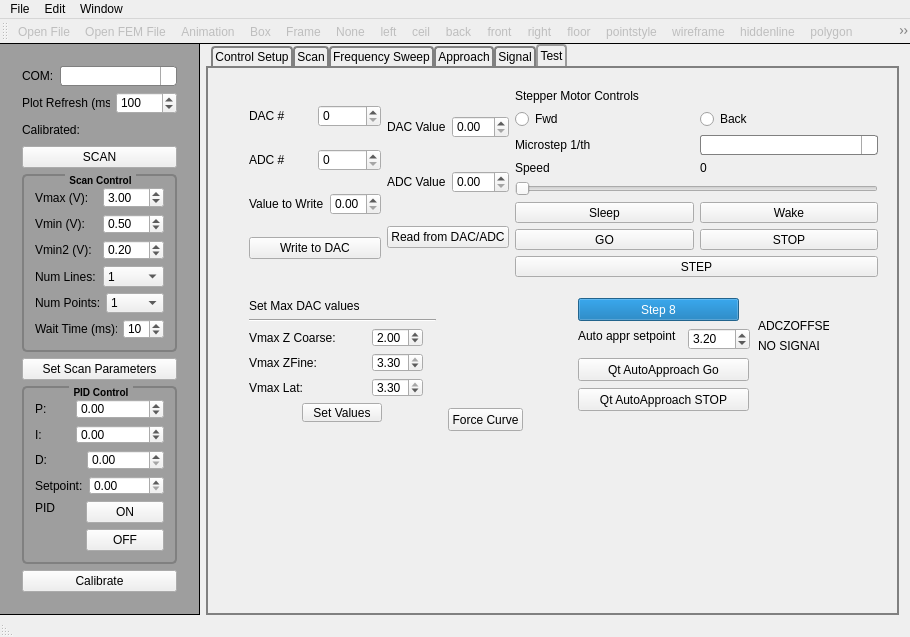
The window that gui/mainwindow.ui (neil-sarkar/AFM-CLIENT) describes before a commit, drawn with Qt 5.
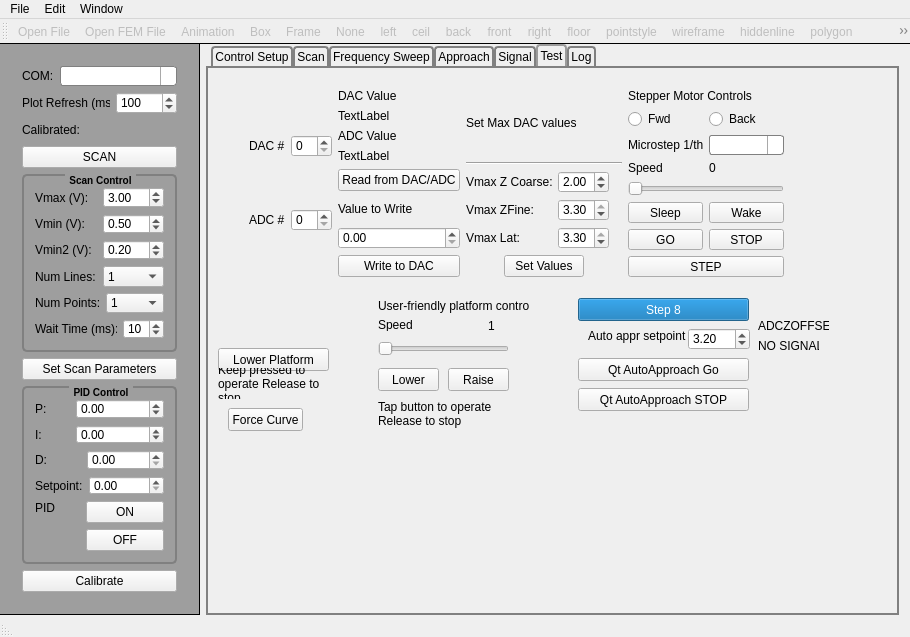
The same window after the commit. The open tabs and pages were chosen to show the change. Icons and pictures are not drawn.

Commit message: Auto approach now works. Fixed plot for freq sweep.

What changed in the file:
```diff
--- a/gui/mainwindow.ui
+++ b/gui/mainwindow.ui
@@ -1924,7 +1924,7 @@
          <rect>
           <x>30</x>
           <y>10</y>
-          <width>651</width>
+          <width>557</width>
           <height>210</height>
          </rect>
         </property>
@@ -1959,43 +1959,12 @@
              </item>
             </layout>
            </item>
-           <item>
-            <layout class="QHBoxLayout" name="horizontalLayout_25">
-             <item>
-              <widget class="QLabel" name="label_6">
-               <property name="text">
-                <string>Value to Write</string>
-               </property>
-              </widget>
-             </item>
-             <item>
-              <widget class="QDoubleSpinBox" name="valToWrite">
-               <property name="maximum">
-                <double>2.500000000000000</double>
-               </property>
-               <property name="singleStep">
-                <double>0.250000000000000</double>
-               </property>
-              </widget>
-             </item>
-            </layout>
-           </item>
-           <item>
-            <widget class="QPushButton" name="buttonWriteToDAC">
-             <property name="styleSheet">
-              <string notr="true"/>
-             </property>
-             <property name="text">
-              <string>Write to DAC</string>
-             </property>
-            </widget>
-           </item>
           </layout>
          </item>
          <item>
           <layout class="QVBoxLayout" name="verticalLayout_11">
            <item>
-            <layout class="QHBoxLayout" name="horizontalLayout_21">
+            <layout class="QVBoxLayout" name="verticalLayout_7">
              <item>
               <widget class="QLabel" name="label_3">
                <property name="text">
@@ -2004,12 +1973,12 @@
               </widget>
              </item>
              <item>
-              <widget class="QDoubleSpinBox" name="dacValue"/>
+              <widget class="QLabel" name="dacValue">
+               <property name="text">
+                <string>TextLabel</string>
+               </property>
+              </widget>
              </item>
-            </layout>
-           </item>
-           <item>
-            <layout class="QHBoxLayout" name="horizontalLayout_22">
              <item>
               <widget class="QLabel" name="label_5">
                <property name="text">
@@ -2018,20 +1987,299 @@
               </widget>
              </item>
              <item>
-              <widget class="QDoubleSpinBox" name="adcValue"/>
+              <widget class="QLabel" name="adcValue">
+               <property name="text">
+                <string>TextLabel</string>
+               </property>
+              </widget>
              </item>
+             <item>
+              <widget class="QPushButton" name="buttonReadIO">
+               <property name="styleSheet">
+                <string notr="true"/>
+               </property>
+               <property name="text">
+                <string>Read from DAC/ADC</string>
+               </property>
+              </widget>
+             </item>
             </layout>
            </item>
            <item>
-            <widget class="QPushButton" name="buttonReadIO">
-             <property name="styleSheet">
-              <string notr="true"/>
-             </property>
+            <layout class="QHBoxLayout" name="horizontalLayout_22">
+             <item>
+              <layout class="QVBoxLayout" name="verticalLayout_14">
+               <item>
+                <widget class="QLabel" name="label_6">
+                 <property name="text">
+                  <string>Value to Write</string>
+                 </property>
+                </widget>
+               </item>
+               <item>
+                <widget class="QDoubleSpinBox" name="valToWrite">
+                 <property name="maximum">
+                  <double>2.500000000000000</double>
+                 </property>
+                 <property name="singleStep">
+                  <double>0.250000000000000</double>
+                 </property>
+                </widget>
+               </item>
+               <item>
+                <widget class="QPushButton" name="buttonWriteToDAC">
+                 <property name="styleSheet">
+                  <string notr="true"/>
+                 </property>
+                 <property name="text">
+                  <string>Write to DAC</string>
+                 </property>
+                </widget>
+               </item>
+              </layout>
+             </item>
+            </layout>
+           </item>
+          </layout>
+         </item>
+         <item>
+          <layout class="QVBoxLayout" name="verticalLayout">
+           <property name="sizeConstraint">
+            <enum>QLayout::SetDefaultConstraint</enum>
+           </property>
+           <item>
+            <widget class="QLabel" name="label_15">
              <property name="text">
-              <string>Read from DAC/ADC</string>
+              <string>Set Max DAC values</string>
              </property>
             </widget>
            </item>
+           <item>
+            <widget class="Line" name="line">
+             <property name="orientation">
+              <enum>Qt::Horizontal</enum>
+             </property>
+            </widget>
+           </item>
+           <item>
+            <layout class="QGridLayout" name="gridLayout_7">
+             <item row="3" column="0">
+              <layout class="QHBoxLayout" name="horizontalLayout_29">
+               <item>
+                <widget class="QLabel" name="label_7">
+                 <property name="text">
+                  <string>Vmax Lat:</string>
+                 </property>
+                </widget>
+               </item>
+               <item>
+                <spacer name="horizontalSpacer_10">
+                 <property name="orientation">
+                  <enum>Qt::Horizontal</enum>
+                 </property>
+                 <property name="sizeHint" stdset="0">
+                  <size>
+                   <width>40</width>
+                   <height>20</height>
+                  </size>
+                 </property>
+                </spacer>
+               </item>
+               <item>
+                <widget class="QDoubleSpinBox" name="latSpinBox">
+                 <property name="sizePolicy">
+                  <sizepolicy hsizetype="Fixed" vsizetype="Fixed">
+                   <horstretch>0</horstretch>
+                   <verstretch>0</verstretch>
+                  </sizepolicy>
+                 </property>
+                 <property name="maximum">
+                  <double>3.300000000000000</double>
+                 </property>
+                 <property name="singleStep">
+                  <double>0.100000000000000</double>
+                 </property>
+                 <property name="value">
+                  <double>3.300000000000000</double>
+                 </property>
+                </widget>
+               </item>
+               <item>
+                <widget class="QLabel" name="label_10">
+                 <property name="maximumSize">
+                  <size>
+                   <width>24</width>
+                   <height>20</height>
+                  </size>
+                 </property>
+                 <property name="styleSheet">
+                  <string notr="true"/>
+                 </property>
+                 <property name="text">
+                  <string/>
+                 </property>
+                 <property name="pixmap">
+                  <pixmap resource="resources.qrc">:/icons/icons/1413837188_checkmark-24.png</pixmap>
+                 </property>
+                 <property name="alignment">
+                  <set>Qt::AlignRight|Qt::AlignTrailing|Qt::AlignVCenter</set>
+                 </property>
+                </widget>
+               </item>
+              </layout>
+             </item>
+             <item row="0" column="0">
+              <layout class="QHBoxLayout" name="horizontalLayout_7">
+               <item>
+                <widget class="QLabel" name="label_8">
+                 <property name="text">
+                  <string>Vmax Z Coarse:</string>
+                 </property>
+                </widget>
+               </item>
+               <item>
+                <spacer name="horizontalSpacer_9">
+                 <property name="orientation">
+                  <enum>Qt::Horizontal</enum>
+                 </property>
+                 <property name="sizeHint" stdset="0">
+                  <size>
+                   <width>40</width>
+                   <height>20</height>
+                  </size>
+                 </property>
+                </spacer>
+               </item>
+               <item>
+                <widget class="QDoubleSpinBox" name="ZcoarseSpinBox">
+                 <property name="sizePolicy">
+                  <sizepolicy hsizetype="Fixed" vsizetype="Fixed">
+                   <horstretch>0</horstretch>
+                   <verstretch>0</verstretch>
+                  </sizepolicy>
+                 </property>
+                 <property name="maximum">
+                  <double>3.300000000000000</double>
+                 </property>
+                 <property name="singleStep">
+                  <double>0.100000000000000</double>
+                 </property>
+                 <property name="value">
+                  <double>2.000000000000000</double>
+                 </property>
+                </widget>
+               </item>
+               <item>
+                <widget class="QLabel" name="label_12">
+                 <property name="sizePolicy">
+                  <sizepolicy hsizetype="Minimum" vsizetype="Minimum">
+                   <horstretch>0</horstretch>
+                   <verstretch>0</verstretch>
+                  </sizepolicy>
+                 </property>
+                 <property name="maximumSize">
+                  <size>
+                   <width>24</width>
+                   <height>20</height>
+                  </size>
+                 </property>
+                 <property name="text">
+                  <string/>
+                 </property>
+                 <property name="pixmap">
+                  <pixmap resource="resources.qrc">:/icons/icons/1413837188_checkmark-24.png</pixmap>
+                 </property>
+                 <property name="alignment">
+                  <set>Qt::AlignRight|Qt::AlignTrailing|Qt::AlignVCenter</set>
+                 </property>
+                </widget>
+               </item>
+              </layout>
+             </item>
+             <item row="2" column="0">
+              <layout class="QHBoxLayout" name="horizontalLayout_2">
+               <item>
+                <widget class="QLabel" name="label_9">
+                 <property name="text">
+                  <string>Vmax ZFine:</string>
+                 </property>
+                </widget>
+               </item>
+               <item>
+                <spacer name="horizontalSpacer_8">
+                 <property name="orientation">
+                  <enum>Qt::Horizontal</enum>
+                 </property>
+                 <property name="sizeHint" stdset="0">
+                  <size>
+                   <width>40</width>
+                   <height>20</height>
+                  </size>
+                 </property>
+                </spacer>
+               </item>
+               <item>
+                <widget class="QDoubleSpinBox" name="ZfineSpinBox">
+                 <property name="sizePolicy">
+                  <sizepolicy hsizetype="Fixed" vsizetype="Fixed">
+                   <horstretch>0</horstretch>
+                   <verstretch>0</verstretch>
+                  </sizepolicy>
+                 </property>
+                 <property name="alignment">
+                  <set>Qt::AlignLeading|Qt::AlignLeft|Qt::AlignVCenter</set>
+                 </property>
+                 <property name="maximum">
+                  <double>3.300000000000000</double>
+                 </property>
+                 <property name="singleStep">
+                  <double>0.100000000000000</double>
+                 </property>
+                 <property name="value">
+                  <double>3.300000000000000</double>
+                 </property>
+                </widget>
+               </item>
+               <item>
+                <widget class="QLabel" name="label_11">
+                 <property name="maximumSize">
+                  <size>
+                   <width>24</width>
+                   <height>20</height>
+                  </size>
+                 </property>
+                 <property name="text">
+                  <string/>
+                 </property>
+                 <property name="pixmap">
+                  <pixmap resource="resources.qrc">:/icons/icons/1413837188_checkmark-24.png</pixmap>
+                 </property>
+                 <property name="alignment">
+                  <set>Qt::AlignRight|Qt::AlignTrailing|Qt::AlignVCenter</set>
+                 </property>
+                </widget>
+               </item>
+              </layout>
+             </item>
+             <item row="4" column="0">
+              <layout class="QHBoxLayout" name="horizontalLayout_39">
+               <item>
+                <widget class="QPushButton" name="setMaxDACValuesButton">
+                 <property name="sizePolicy">
+                  <sizepolicy hsizetype="Fixed" vsizetype="Fixed">
+                   <horstretch>0</horstretch>
+                   <verstretch>0</verstretch>
+                  </sizepolicy>
+                 </property>
+                 <property name="text">
+                  <string>Set Values</string>
+                 </property>
+                </widget>
+               </item>
+              </layout>
+             </item>
+            </layout>
+           </item>
           </layout>
          </item>
          <item>
@@ -2221,258 +2469,10 @@
          </item>
         </layout>
        </widget>
-       <widget class="QWidget" name="layoutWidget_2">
-        <property name="geometry">
-         <rect>
-          <x>30</x>
-          <y>220</y>
-          <width>209</width>
-          <height>145</height>
-         </rect>
-        </property>
-        <layout class="QVBoxLayout" name="verticalLayout">
-         <property name="sizeConstraint">
-          <enum>QLayout::SetDefaultConstraint</enum>
-         </property>
-         <item>
-          <widget class="QLabel" name="label_15">
-           <property name="text">
-            <string>Set Max DAC values</string>
-           </property>
-          </widget>
-         </item>
-         <item>
-          <widget class="Line" name="line">
-           <property name="orientation">
-            <enum>Qt::Horizontal</enum>
-           </property>
-          </widget>
-         </item>
-         <item>
-          <layout class="QGridLayout" name="gridLayout_7">
-           <item row="3" column="0">
-            <layout class="QHBoxLayout" name="horizontalLayout_29">
-             <item>
-              <widget class="QLabel" name="label_7">
-               <property name="text">
-                <string>Vmax Lat:</string>
-               </property>
-              </widget>
-             </item>
-             <item>
-              <spacer name="horizontalSpacer_10">
-               <property name="orientation">
-                <enum>Qt::Horizontal</enum>
-               </property>
-               <property name="sizeHint" stdset="0">
-                <size>
-                 <width>40</width>
-                 <height>20</height>
-                </size>
-               </property>
-              </spacer>
-             </item>
-             <item>
-              <widget class="QDoubleSpinBox" name="latSpinBox">
-               <property name="sizePolicy">
-                <sizepolicy hsizetype="Fixed" vsizetype="Fixed">
-                 <horstretch>0</horstretch>
-                 <verstretch>0</verstretch>
-                </sizepolicy>
-               </property>
-               <property name="maximum">
-                <double>3.300000000000000</double>
-               </property>
-               <property name="singleStep">
-                <double>0.100000000000000</double>
-               </property>
-               <property name="value">
-                <double>3.300000000000000</double>
-               </property>
-              </widget>
-             </item>
-             <item>
-              <widget class="QLabel" name="label_10">
-               <property name="maximumSize">
-                <size>
-                 <width>24</width>
-                 <height>20</height>
-                </size>
-               </property>
-               <property name="styleSheet">
-                <string notr="true"/>
-               </property>
-               <property name="text">
-                <string/>
-               </property>
-               <property name="pixmap">
-                <pixmap resource="resources.qrc">:/icons/icons/1413837188_checkmark-24.png</pixmap>
-               </property>
-               <property name="alignment">
-                <set>Qt::AlignRight|Qt::AlignTrailing|Qt::AlignVCenter</set>
-               </property>
-              </widget>
-             </item>
-            </layout>
-           </item>
-           <item row="0" column="0">
-            <layout class="QHBoxLayout" name="horizontalLayout_7">
-             <item>
-              <widget class="QLabel" name="label_8">
-               <property name="text">
-                <string>Vmax Z Coarse:</string>
-               </property>
-              </widget>
-             </item>
-             <item>
-              <spacer name="horizontalSpacer_9">
-               <property name="orientation">
-                <enum>Qt::Horizontal</enum>
-               </property>
-               <property name="sizeHint" stdset="0">
-                <size>
-                 <width>40</width>
-                 <height>20</height>
-                </size>
-               </property>
-              </spacer>
-             </item>
-             <item>
-              <widget class="QDoubleSpinBox" name="ZcoarseSpinBox">
-               <property name="sizePolicy">
-                <sizepolicy hsizetype="Fixed" vsizetype="Fixed">
-                 <horstretch>0</horstretch>
-                 <verstretch>0</verstretch>
-                </sizepolicy>
-               </property>
-               <property name="maximum">
-                <double>3.300000000000000</double>
-               </property>
-               <property name="singleStep">
-                <double>0.100000000000000</double>
-               </property>
-               <property name="value">
-                <double>2.000000000000000</double>
-               </property>
-              </widget>
-             </item>
-             <item>
-              <widget class="QLabel" name="label_12">
-               <property name="sizePolicy">
-                <sizepolicy hsizetype="Minimum" vsizetype="Minimum">
-                 <horstretch>0</horstretch>
-                 <verstretch>0</verstretch>
-                </sizepolicy>
-               </property>
-               <property name="maximumSize">
-                <size>
-                 <width>24</width>
-                 <height>20</height>
-                </size>
-               </property>
-               <property name="text">
-                <string/>
-               </property>
-               <property name="pixmap">
-                <pixmap resource="resources.qrc">:/icons/icons/1413837188_checkmark-24.png</pixmap>
-               </property>
-               <property name="alignment">
-                <set>Qt::AlignRight|Qt::AlignTrailing|Qt::AlignVCenter</set>
-               </property>
-              </widget>
-             </item>
-            </layout>
-           </item>
-           <item row="2" column="0">
-            <layout class="QHBoxLayout" name="horizontalLayout_2">
-             <item>
-              <widget class="QLabel" name="label_9">
-               <property name="text">
-                <string>Vmax ZFine:</string>
-               </property>
-              </widget>
-             </item>
-             <item>
-              <spacer name="horizontalSpacer_8">
-               <property name="orientation">
-                <enum>Qt::Horizontal</enum>
-               </property>
-               <property name="sizeHint" stdset="0">
-                <size>
-                 <width>40</width>
-                 <height>20</height>
-                </size>
-               </property>
-              </spacer>
-             </item>
-             <item>
-              <widget class="QDoubleSpinBox" name="ZfineSpinBox">
-               <property name="sizePolicy">
-                <sizepolicy hsizetype="Fixed" vsizetype="Fixed">
-                 <horstretch>0</horstretch>
-                 <verstretch>0</verstretch>
-                </sizepolicy>
-               </property>
-               <property name="alignment">
-                <set>Qt::AlignLeading|Qt::AlignLeft|Qt::AlignVCenter</set>
-               </property>
-               <property name="maximum">
-                <double>3.300000000000000</double>
-               </property>
-               <property name="singleStep">
-                <double>0.100000000000000</double>
-               </property>
-               <property name="value">
-                <double>3.300000000000000</double>
-               </property>
-              </widget>
-             </item>
-             <item>
-              <widget class="QLabel" name="label_11">
-               <property name="maximumSize">
-                <size>
-                 <width>24</width>
-                 <height>20</height>
-                </size>
-               </property>
-               <property name="text">
-                <string/>
-               </property>
-               <property name="pixmap">
-                <pixmap resource="resources.qrc">:/icons/icons/1413837188_checkmark-24.png</pixmap>
-               </property>
-               <property name="alignment">
-                <set>Qt::AlignRight|Qt::AlignTrailing|Qt::AlignVCenter</set>
-               </property>
-              </widget>
-             </item>
-            </layout>
-           </item>
-           <item row="4" column="0">
-            <layout class="QHBoxLayout" name="horizontalLayout_39">
-             <item>
-              <widget class="QPushButton" name="setMaxDACValuesButton">
-               <property name="sizePolicy">
-                <sizepolicy hsizetype="Fixed" vsizetype="Fixed">
-                 <horstretch>0</horstretch>
-                 <verstretch>0</verstretch>
-                </sizepolicy>
-               </property>
-               <property name="text">
-                <string>Set Values</string>
-               </property>
-              </widget>
-             </item>
-            </layout>
-           </item>
-          </layout>
-         </item>
-        </layout>
-       </widget>
        <widget class="QPushButton" name="btnForceCurve">
         <property name="geometry">
          <rect>
-          <x>240</x>
+          <x>20</x>
           <y>340</y>
           <width>75</width>
           <height>23</height>
@@ -2520,9 +2520,9 @@
        <widget class="QLabel" name="label_28">
         <property name="geometry">
          <rect>
-          <x>370</x>
+          <x>380</x>
           <y>260</y>
-          <width>111</width>
+          <width>101</width>
           <height>16</height>
          </rect>
         </property>
@@ -2564,7 +2564,7 @@
          <rect>
           <x>370</x>
           <y>230</y>
-          <width>161</width>
+          <width>171</width>
           <height>23</height>
          </rect>
         </property>
@@ -2604,6 +2604,146 @@
          <string>NO SIGNAL</string>
         </property>
        </widget>
+       <widget class="QPushButton" name="btn_stepmot_user_up">
+        <property name="geometry">
+         <rect>
+          <x>170</x>
+          <y>300</y>
+          <width>61</width>
+          <height>23</height>
+         </rect>
+        </property>
+        <property name="text">
+         <string>Lower</string>
+        </property>
+       </widget>
+       <widget class="QPushButton" name="btn_stepmot_user_down">
+        <property name="geometry">
+         <rect>
+          <x>240</x>
+          <y>300</y>
+          <width>61</width>
+          <height>23</height>
+         </rect>
+        </property>
+        <property name="text">
+         <string>Raise</string>
+        </property>
+       </widget>
+       <widget class="QLabel" name="lbl_stepmot_user_spd">
+        <property name="geometry">
+         <rect>
+          <x>280</x>
+          <y>250</y>
+          <width>21</width>
+          <height>16</height>
+         </rect>
+        </property>
+        <property name="text">
+         <string>1</string>
+        </property>
+       </widget>
+       <widget class="QLabel" name="label_31">
+        <property name="geometry">
+         <rect>
+          <x>170</x>
+          <y>250</y>
+          <width>85</width>
+          <height>13</height>
+         </rect>
+        </property>
+        <property name="text">
+         <string>Speed</string>
+        </property>
+       </widget>
+       <widget class="QSlider" name="sld_stepmot_user_spd">
+        <property name="geometry">
+         <rect>
+          <x>170</x>
+          <y>270</y>
+          <width>131</width>
+          <height>22</height>
+         </rect>
+        </property>
+        <property name="minimum">
+         <number>1</number>
+        </property>
+        <property name="maximum">
+         <number>4</number>
+        </property>
+        <property name="orientation">
+         <enum>Qt::Horizontal</enum>
+        </property>
+       </widget>
+       <widget class="QLabel" name="label_32">
+        <property name="geometry">
+         <rect>
+          <x>170</x>
+          <y>230</y>
+          <width>151</width>
+          <height>16</height>
+         </rect>
+        </property>
+        <property name="text">
+         <string>User-friendly platform controls</string>
+        </property>
+       </widget>
+       <widget class="QLabel" name="label_33">
+        <property name="geometry">
+         <rect>
+          <x>170</x>
+          <y>330</y>
+          <width>131</width>
+          <height>31</height>
+         </rect>
+        </property>
+        <property name="autoFillBackground">
+         <bool>false</bool>
+        </property>
+        <property name="text">
+         <string>Tap button to operate Release to stop</string>
+        </property>
+        <property name="wordWrap">
+         <bool>true</bool>
+        </property>
+       </widget>
+       <widget class="QPushButton" name="btn_stepmot_user_up_2">
+        <property name="geometry">
+         <rect>
+          <x>10</x>
+          <y>280</y>
+          <width>111</width>
+          <height>23</height>
+         </rect>
+        </property>
+        <property name="text">
+         <string>Lower Platform</string>
+        </property>
+       </widget>
+       <widget class="QLabel" name="label_34">
+        <property name="geometry">
+         <rect>
+          <x>10</x>
+          <y>300</y>
+          <width>121</width>
+          <height>31</height>
+         </rect>
+        </property>
+        <property name="autoFillBackground">
+         <bool>false</bool>
+        </property>
+        <property name="text">
+         <string>Keep pressed to operate Release to stop</string>
+        </property>
+        <property name="wordWrap">
+         <bool>true</bool>
+        </property>
+       </widget>
+      </widget>
+      <widget class="QWidget" name="tabLog">
+       <attribute name="title">
+        <string>Log</string>
+       </attribute>
       </widget>
      </widget>
     </item>
```
Left out of the diff: 376 changed lines with no effect on the pictures. The commit also changes 4 other files.
